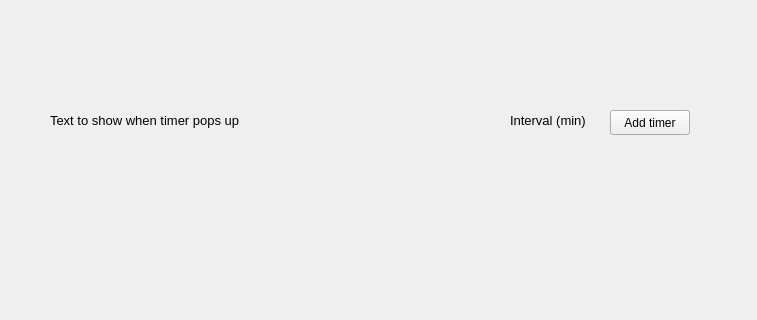
This is mainwindow.ui in rdmc10/b-remindR as Qt 5 draws it before an edit; both pictures show x 0 to 757 and y 0 to 320 of the 757 by 594 pixel window. The edited form follows.
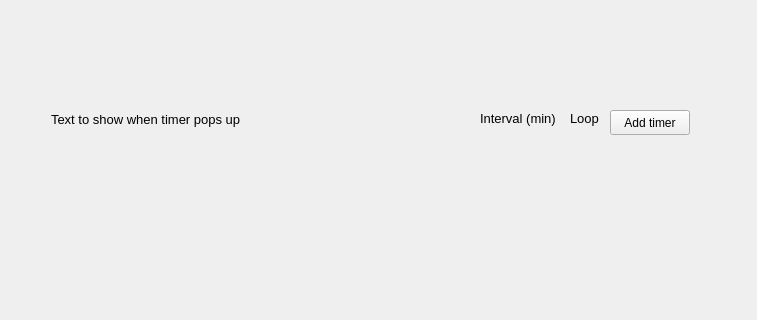
This is the edited form.

Diff of the .ui file:
```diff
--- a/mainwindow.ui
+++ b/mainwindow.ui
@@ -17,10 +17,10 @@
    <widget class="QLabel" name="label">
     <property name="geometry">
      <rect>
-      <x>50</x>
-      <y>110</y>
-      <width>211</width>
-      <height>21</height>
+      <x>51</x>
+      <y>111</y>
+      <width>196</width>
+      <height>16</height>
      </rect>
     </property>
     <property name="font">
@@ -36,10 +36,10 @@
    <widget class="QLabel" name="label_2">
     <property name="geometry">
      <rect>
-      <x>510</x>
+      <x>480</x>
       <y>110</y>
-      <width>81</width>
-      <height>21</height>
+      <width>79</width>
+      <height>16</height>
      </rect>
     </property>
     <property name="font">
@@ -136,6 +136,25 @@
      <string>Quit</string>
     </property>
    </widget>
+   <widget class="QLabel" name="label_3">
+    <property name="geometry">
+     <rect>
+      <x>570</x>
+      <y>110</y>
+      <width>30</width>
+      <height>16</height>
+     </rect>
+    </property>
+    <property name="font">
+     <font>
+      <family>Ubuntu</family>
+      <pointsize>10</pointsize>
+     </font>
+    </property>
+    <property name="text">
+     <string>Loop</string>
+    </property>
+   </widget>
   </widget>
   <widget class="QMenuBar" name="menubar">
    <property name="geometry">
```
